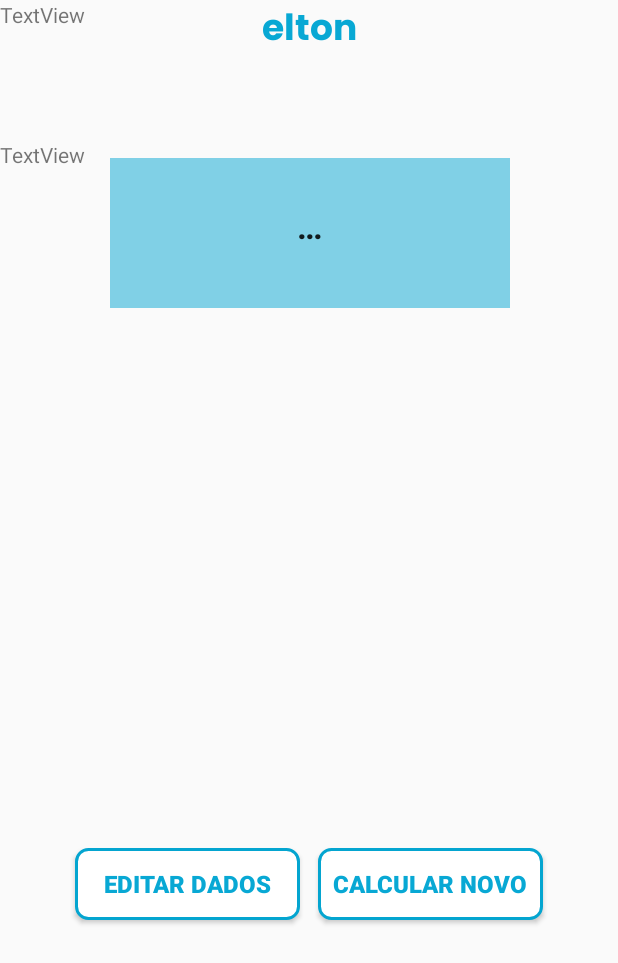
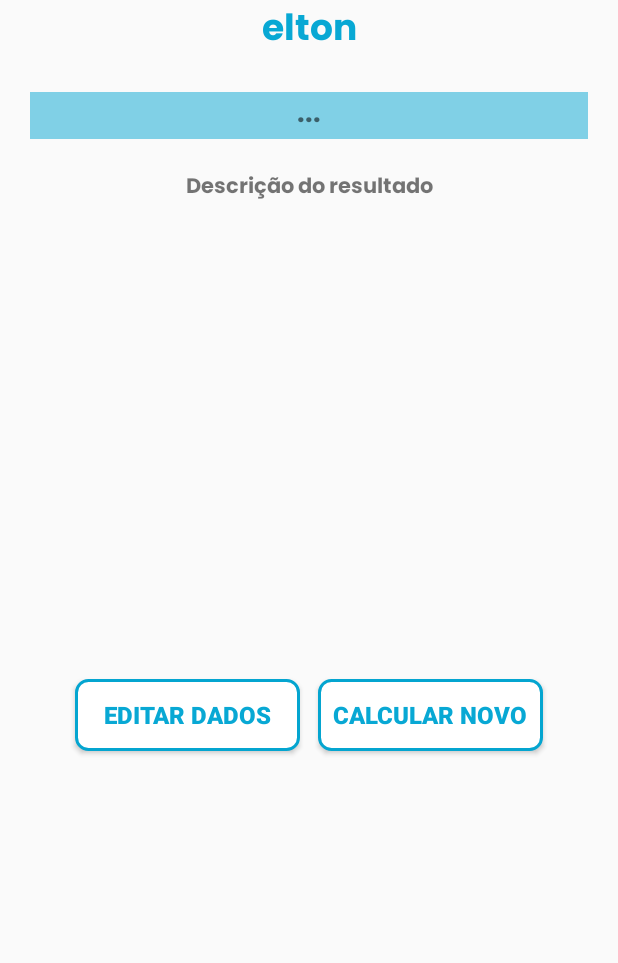
Before and after one commit to aa-abnerandrade/elton_AplicativoIMC, an Android app built with Jetpack Compose: the layout activity_result.xml on its own in the app's theme, with its tools: preview values and no code run, on a phone screen of 412 x 824 dp. Shown: the top 963 px of the screen. Run offline under Robolectric (Android 15) with nearby library versions, the phone set to English and light mode, and no system bars; Roboto replaces fonts that are not available here.

Commit message:
Retornando classificação e descrição

```diff
--- a/app/src/main/java/com/example/calculadoraimc/ResultActivity.kt
+++ b/app/src/main/java/com/example/calculadoraimc/ResultActivty.kt
@@ -3,7 +3,6 @@ package com.example.calculadoraimc
 import android.os.Bundle
 import android.view.View
 import android.widget.TextView
-import androidx.activity.enableEdgeToEdge
 import androidx.appcompat.app.AppCompatActivity
 
 class ResultActivity : AppCompatActivity() {
@@ -28,8 +27,18 @@ class ResultActivity : AppCompatActivity() {
             else -> "Valor Inválido"
         }
 
-        val textViewResultado = findViewById<TextView>(R.id.textView_textoresultado)
-        textViewResultado.text = textoResultadoClassificado
+        val textViewClassificacaoResultado = findViewById<TextView>(R.id.textView_classificacaoresultado)
+        val textViewDescricaoResultado = findViewById<TextView>(R.id.textView_descricaoresultado)
+        textViewClassificacaoResultado.text = "Seu IMC é de ${String.format("%.2f", resultado)}.\n" + "" +
+                "Segundo a OMS sua classificação é \n" + textoResultadoClassificado
+        val descricaoResultado = when (textoResultadoClassificado) {
+            "Magreza" -> DESCRICAO_MAGREZA
+            "Normal" -> DESCRICAO_NORMAL
+            "Sobrepeso" -> DESCRICAO_SOBREPESO
+            "Obesidade I", "Obesidade II", "Obesidade III" -> DESCRICAO_OBESIDADE
+            else -> "Descrição não disponível para o valor fornecido."
+        }
+        textViewDescricaoResultado.text = descricaoResultado
     }
 
     fun voltarButtonOnClick(v: View) {
--- /dev/null
+++ b/app/src/main/java/com/example/calculadoraimc/constants.kt
@@ -0,0 +1,13 @@
+package com.example.calculadoraimc
+
+const val DESCRICAO_MAGREZA: String = "Procure melhorar sua nutrição com uma dieta balanceada. " +
+        "Consulte um profissional de saúde para avaliar suas necessidades nutricionais e fortalecer sua imunidade."
+
+const val DESCRICAO_NORMAL: String = "Seu IMC está saudável! Mantenha uma dieta equilibrada e " +
+        "pratique atividades físicas regularmente para preservar sua saúde e bem-estar."
+
+const val DESCRICAO_SOBREPESO: String = "Atenção à alimentação e atividades físicas. Evite excessos calóricos " +
+        "e adote exercícios regulares para prevenir futuros problemas de saúde."
+
+const val DESCRICAO_OBESIDADE: String = "Busque orientação médica para ajustar sua alimentação e iniciar um " +
+        "plano de atividade física. Pequenas mudanças podem fazer grandes diferenças na sua saúde!"
--- a/app/src/main/res/layout/activity_result.xml
+++ b/app/src/main/res/layout/activity_result.xml
@@ -9,7 +9,9 @@
 
     <androidx.constraintlayout.widget.ConstraintLayout
         android:layout_width="match_parent"
-        android:layout_height="match_parent">
+        android:layout_height="match_parent"
+        tools:layout_editor_absoluteX="0dp"
+        tools:layout_editor_absoluteY="25dp">
 
         <TextView
             android:id="@+id/textView_Result_title"
@@ -22,36 +24,47 @@
             android:textSize="24dp"
             android:textStyle="bold" />
 
-        <EditText
-            android:id="@+id/textView_textoresultado"
-            android:layout_width="wrap_content"
-            android:layout_height="100dp"
-            android:layout_marginTop="64dp"
+        <TextView
+            android:id="@+id/textView_classificacaoresultado"
+            android:layout_width="0dp"
+            android:layout_height="wrap_content"
+            android:layout_margin="20dp"
+            android:autoSizeMaxTextSize="20sp"
+            android:autoSizeMinTextSize="12sp"
+            android:autoSizeStepGranularity="1sp"
+            android:autoSizeTextType="uniform"
             android:background="#8008A7D3"
-            android:ems="10"
             android:fontFamily="@font/poppins_bold"
-            android:inputType="text"
+            android:maxLines="4"
             android:text="..."
             android:textAlignment="center"
+            android:textSize="18sp"
             app:layout_constraintEnd_toEndOf="parent"
-            app:layout_constraintHorizontal_bias="0.503"
             app:layout_constraintStart_toStartOf="parent"
             app:layout_constraintTop_toBottomOf="@+id/textView_Result_title" />
 
         <TextView
-            android:id="@+id/textView"
-            android:layout_width="wrap_content"
+            android:id="@+id/textView_descricaoresultado"
+            android:layout_width="0dp"
             android:layout_height="wrap_content"
-            android:text="TextView"
-            app:layout_constraintBottom_toTopOf="@+id/textView_Resultado_espaco2"
-            app:layout_constraintTop_toBottomOf="@+id/textView_textoresultado"
-            tools:layout_editor_absoluteX="178dp" />
+            android:layout_margin="20dp"
+            android:autoSizeMaxTextSize="18sp"
+            android:autoSizeMinTextSize="10sp"
+            android:autoSizeStepGranularity="1sp"
+            android:autoSizeTextType="uniform"
+            android:fontFamily="@font/poppins_bold"
+            android:maxLines="4"
+            android:text="Descrição do resultado"
+            android:textAlignment="center"
+            android:textStyle="bold"
+            app:layout_constraintEnd_toEndOf="parent"
+            app:layout_constraintStart_toStartOf="parent"
+            app:layout_constraintTop_toBottomOf="@+id/textView_classificacaoresultado" />
 
         <TextView
             android:id="@+id/textView_Resultado_espaco2"
-            android:layout_width="wrap_content"
+            android:layout_width="match_parent"
             android:layout_height="wrap_content"
-            android:text="TextView"
             tools:layout_editor_absoluteX="178dp"
             tools:layout_editor_absoluteY="527dp" />
 
@@ -70,7 +83,7 @@
             app:layout_constraintEnd_toEndOf="parent"
             app:layout_constraintHorizontal_bias="0.19"
             app:layout_constraintStart_toStartOf="parent"
-            app:layout_constraintTop_toBottomOf="@+id/textView_textoresultado" />
+            app:layout_constraintTop_toBottomOf="@+id/textView_classificacaoresultado" />
 
         <Button
             android:id="@+id/button_Result_novo"
@@ -86,7 +99,7 @@
             app:layout_constraintEnd_toEndOf="parent"
             app:layout_constraintHorizontal_bias="0.809"
             app:layout_constraintStart_toStartOf="parent"
-            app:layout_constraintTop_toBottomOf="@+id/textView_textoresultado" />
+            app:layout_constraintTop_toBottomOf="@+id/textView_classificacaoresultado" />
 
     </androidx.constraintlayout.widget.ConstraintLayout>
 </androidx.constraintlayout.widget.ConstraintLayout>
```
